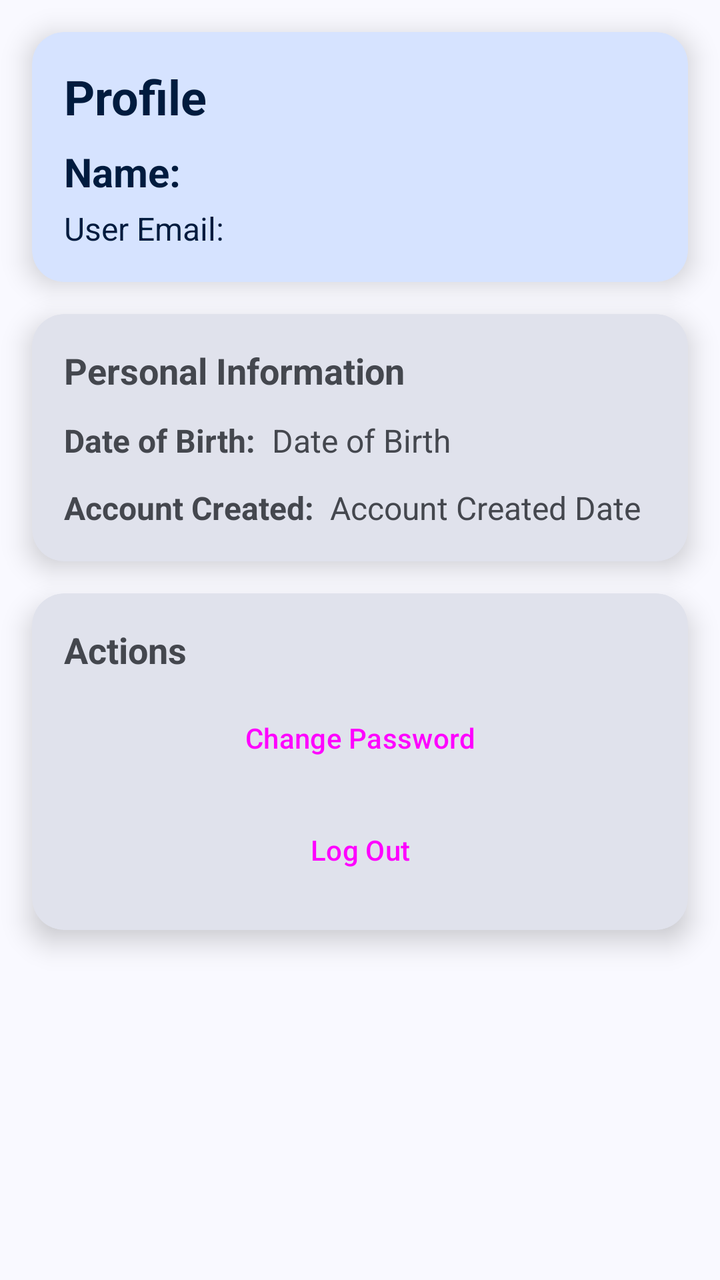
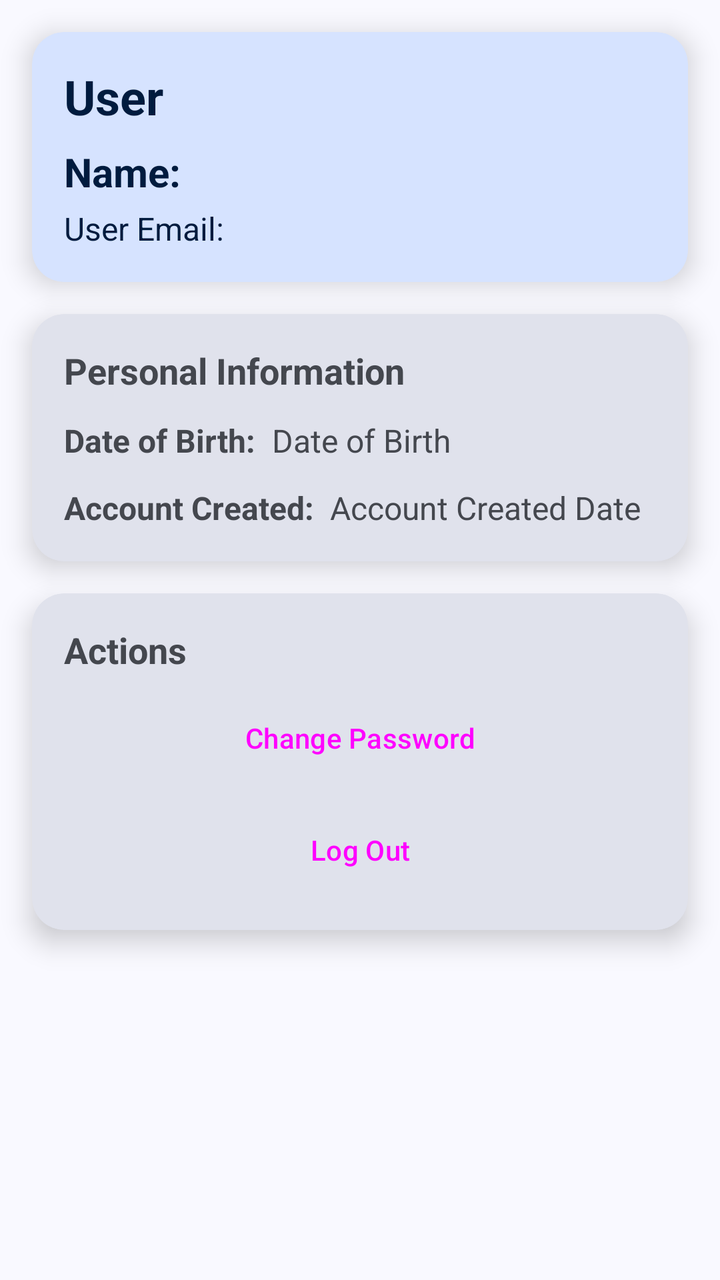

The first picture is an Android layout as it rendered before a commit; the second is the same layout after the commit. The layout source and the unified diff follow.
<!-- AndroidManifest.xml: application theme Theme.MobileHealthApplication -->
<!-- res/layout/fragment_userprofile.xml -->
<?xml version="1.0" encoding="utf-8"?>
<androidx.constraintlayout.widget.ConstraintLayout
    xmlns:android="http://schemas.android.com/apk/res/android"
    xmlns:app="http://schemas.android.com/apk/res-auto"
    android:layout_width="match_parent"
    android:layout_height="match_parent">

    
    <com.google.android.material.card.MaterialCardView
        android:id="@+id/profile_header_card"
        android:layout_width="0dp"
        android:layout_height="wrap_content"
        android:layout_margin="16dp"
        app:cardElevation="8dp"
        app:cardCornerRadius="16dp"
        app:cardBackgroundColor="?attr/colorPrimaryContainer"
        app:strokeWidth="0dp"
        app:layout_constraintTop_toTopOf="parent"
        app:layout_constraintStart_toStartOf="parent"
        app:layout_constraintEnd_toEndOf="parent">

        <LinearLayout
            android:layout_width="match_parent"
            android:layout_height="wrap_content"
            android:orientation="vertical"
            android:padding="16dp">

            <TextView
                android:layout_width="wrap_content"
                android:layout_height="wrap_content"
                android:text="@string/profile"
                android:textColor="?attr/colorOnPrimaryContainer"
                android:textSize="24sp"
                android:textStyle="bold" />

            <TextView
                android:id="@+id/profile_full_name"
                android:layout_width="wrap_content"
                android:layout_height="wrap_content"
                android:layout_marginTop="8dp"
                android:text="@string/user_full_name"
                android:textColor="?attr/colorOnPrimaryContainer"
                android:textSize="20sp"
                android:textStyle="bold" />

            <TextView
                android:id="@+id/profile_email"
                android:layout_width="wrap_content"
                android:layout_height="wrap_content"
                android:layout_marginTop="4dp"
                android:text="@string/user_email"
                android:textColor="?attr/colorOnPrimaryContainer"
                android:textSize="16sp" />
        </LinearLayout>
    </com.google.android.material.card.MaterialCardView>

    
    <com.google.android.material.card.MaterialCardView
        android:id="@+id/profile_details_card"
        android:layout_width="0dp"
        android:layout_height="wrap_content"
        android:layout_margin="16dp"
        app:cardElevation="8dp"
        app:cardCornerRadius="16dp"
        app:cardBackgroundColor="?attr/colorSurfaceVariant"
        app:strokeWidth="0dp"
        app:layout_constraintTop_toBottomOf="@id/profile_header_card"
        app:layout_constraintStart_toStartOf="parent"
        app:layout_constraintEnd_toEndOf="parent">

        <LinearLayout
            android:layout_width="match_parent"
            android:layout_height="wrap_content"
            android:orientation="vertical"
            android:padding="16dp">

            <TextView
                android:layout_width="wrap_content"
                android:layout_height="wrap_content"
                android:text="@string/personal_information"
                android:textColor="?attr/colorOnSurfaceVariant"
                android:textSize="18sp"
                android:textStyle="bold" />

            
            <LinearLayout
                android:layout_width="match_parent"
                android:layout_height="wrap_content"
                android:orientation="horizontal"
                android:layout_marginTop="12dp">

                <TextView
                    android:layout_width="wrap_content"
                    android:layout_height="wrap_content"
                    android:text="@string/date_of_birth"
                    android:textColor="?attr/colorOnSurfaceVariant"
                    android:textSize="16sp"
                    android:textStyle="bold" />

                <TextView
                    android:id="@+id/profile_date_of_birth"
                    android:layout_width="wrap_content"
                    android:layout_height="wrap_content"
                    android:layout_marginStart="8dp"
                    android:text="@string/user_dob"
                    android:textColor="?attr/colorOnSurfaceVariant"
                    android:textSize="16sp" />
            </LinearLayout>

            
            <LinearLayout
                android:layout_width="match_parent"
                android:layout_height="wrap_content"
                android:orientation="horizontal"
                android:layout_marginTop="12dp">

                <TextView
                    android:layout_width="wrap_content"
                    android:layout_height="wrap_content"
                    android:text="@string/account_created"
                    android:textColor="?attr/colorOnSurfaceVariant"
                    android:textSize="16sp"
                    android:textStyle="bold" />

                <TextView
                    android:id="@+id/profile_account_created"
                    android:layout_width="wrap_content"
                    android:layout_height="wrap_content"
                    android:layout_marginStart="8dp"
                    android:text="@string/account_creation_date"
                    android:textColor="?attr/colorOnSurfaceVariant"
                    android:textSize="16sp" />
            </LinearLayout>

            
            <LinearLayout
                android:id="@+id/debug_user_id_container"
                android:layout_width="match_parent"
                android:layout_height="wrap_content"
                android:orientation="horizontal"
                android:layout_marginTop="12dp"
                android:visibility="gone">

                <TextView
                    android:layout_width="wrap_content"
                    android:layout_height="wrap_content"
                    android:text="@string/user_id"
                    android:textColor="?attr/colorOnSurfaceVariant"
                    android:textSize="16sp"
                    android:textStyle="bold" />

                <TextView
                    android:id="@+id/profile_user_id"
                    android:layout_width="wrap_content"
                    android:layout_height="wrap_content"
                    android:layout_marginStart="8dp"
                    android:text="@string/user_uid"
                    android:textColor="?attr/colorOnSurfaceVariant"
                    android:textSize="16sp" />
            </LinearLayout>
        </LinearLayout>
    </com.google.android.material.card.MaterialCardView>

    
    <com.google.android.material.card.MaterialCardView
        android:id="@+id/profile_actions_card"
        android:layout_width="0dp"
        android:layout_height="wrap_content"
        android:layout_margin="16dp"
        app:cardElevation="8dp"
        app:cardCornerRadius="16dp"
        app:cardBackgroundColor="?attr/colorSurfaceVariant"
        app:strokeWidth="0dp"
        app:layout_constraintTop_toBottomOf="@id/profile_details_card"
        app:layout_constraintStart_toStartOf="parent"
        app:layout_constraintEnd_toEndOf="parent">

        <LinearLayout
            android:layout_width="match_parent"
            android:layout_height="wrap_content"
            android:orientation="vertical"
            android:padding="16dp">

            <TextView
                android:layout_width="wrap_content"
                android:layout_height="wrap_content"
                android:text="@string/actions"
                android:textColor="?attr/colorOnSurfaceVariant"
                android:textSize="18sp"
                android:textStyle="bold" />


            <Button
                android:id="@+id/btn_change_password"
                android:layout_width="match_parent"
                android:layout_height="wrap_content"
                android:layout_marginTop="8dp"
                android:text="@string/change_password"
                android:textAllCaps="false"
                style="@style/Widget.Material3.Button.OutlinedButton"/>

            <Button
                android:id="@+id/btn_logout"
                android:layout_width="match_parent"
                android:layout_height="wrap_content"
                android:layout_marginTop="8dp"
                android:text="@string/log_out"
                android:textAllCaps="false"
                style="@style/Widget.Material3.Button.OutlinedButton"/>
        </LinearLayout>
    </com.google.android.material.card.MaterialCardView>

    
    <com.google.android.material.switchmaterial.SwitchMaterial
        android:id="@+id/debug_mode_switch"
        android:layout_width="wrap_content"
        android:layout_height="wrap_content"
        android:text="@string/show_debug_info"
        android:layout_margin="16dp"
        android:visibility="gone"
        app:layout_constraintBottom_toBottomOf="parent"
        app:layout_constraintEnd_toEndOf="parent" />

</androidx.constraintlayout.widget.ConstraintLayout>
<!-- resources referenced by this layout -->
<resources>
  <string name="account_created">Account Created:</string>
  <string name="account_creation_date">Account Created Date</string>
  <string name="actions">Actions</string>
  <string name="change_password">Change Password</string>
  <string name="date_of_birth">Date of Birth:</string>
  <string name="log_out">Log Out</string>
  <string name="personal_information">Personal Information</string>
  <string name="profile">Profile</string>
  <string name="show_debug_info">Show Debug Info</string>
  <string name="user_dob">Date of Birth</string>
  <string name="user_email">User Email:</string>
  <string name="user_full_name">Name:</string>
  <string name="user_id">User Id:</string>
  <string name="user_uid">User Id:</string>
  <color name="md_theme_primary">#415F91</color>
  <color name="md_theme_onPrimary">#FFFFFF</color>
  <color name="md_theme_primaryContainer">#D6E3FF</color>
  <color name="md_theme_onPrimaryContainer">#001B3E</color>
  <color name="md_theme_primaryFixed">#D6E3FF</color>
  <color name="md_theme_onPrimaryFixed">#001B3E</color>
  <color name="md_theme_primaryFixedDim">#AAC7FF</color>
  <color name="md_theme_onPrimaryFixedVariant">#284777</color>
  <color name="black">#FF000000</color>
  <color name="md_theme_secondary">#565F71</color>
  <color name="md_theme_onSecondary">#FFFFFF</color>
  <color name="md_theme_secondaryContainer">#DAE2F9</color>
  <color name="md_theme_onSecondaryContainer">#131C2B</color>
  <color name="md_theme_secondaryFixed">#DAE2F9</color>
  <color name="md_theme_onSecondaryFixed">#131C2B</color>
  <color name="md_theme_secondaryFixedDim">#BEC6DC</color>
  <color name="md_theme_onSecondaryFixedVariant">#3E4759</color>
  <color name="md_theme_tertiary">#705575</color>
  <color name="md_theme_onTertiary">#FFFFFF</color>
  <color name="md_theme_tertiaryContainer">#FAD8FD</color>
  <color name="md_theme_onTertiaryContainer">#28132E</color>
  <color name="md_theme_tertiaryFixed">#FAD8FD</color>
  <color name="md_theme_onTertiaryFixed">#28132E</color>
  <color name="md_theme_tertiaryFixedDim">#DDBCE0</color>
  <color name="md_theme_onTertiaryFixedVariant">#573E5C</color>
  <color name="md_theme_error">#BA1A1A</color>
  <color name="md_theme_onError">#FFFFFF</color>
  <color name="md_theme_errorContainer">#FFDAD6</color>
  <color name="md_theme_onErrorContainer">#410002</color>
  <style name="ThemeOverlay.App.BottomSheetDialog" parent="ThemeOverlay.Material3.BottomSheetDialog">
          <item name="android:navigationBarColor">@color/md_theme_background</item>
      </style>
  <color name="md_theme_background">#F9F9FF</color>
  <color name="md_theme_onBackground">#191C20</color>
  <color name="md_theme_surface">#F9F9FF</color>
  <color name="md_theme_onSurface">#191C20</color>
  <color name="md_theme_surfaceVariant">#E0E2EC</color>
  <color name="md_theme_onSurfaceVariant">#44474E</color>
  <color name="md_theme_surfaceContainerLowest">#FFFFFF</color>
  <color name="md_theme_surfaceContainerLow">#F3F3FA</color>
  <color name="md_theme_surfaceContainer">#EDEDF4</color>
  <color name="md_theme_surfaceContainerHigh">#E7E8EE</color>
  <color name="md_theme_surfaceContainerHighest">#E2E2E9</color>
  <color name="md_theme_outline">#74777F</color>
  <color name="md_theme_outlineVariant">#C4C6D0</color>
  <color name="md_theme_surfaceBright">#F9F9FF</color>
  <color name="md_theme_surfaceDim">#D9D9E0</color>
  <style name="Widget.App.Snackbar" parent="Widget.Material3.Snackbar">
          <item name="backgroundTint">?attr/colorSurface</item>
      </style>
  <style name="Widget.App.Snackbar.TextView" parent="Widget.Material3.Snackbar.TextView">
          <item name="android:textColor">?attr/colorOnSurface</item>
      </style>
  <style name="Widget.App.BottomNavigation.ActiveIndicator" parent="Widget.Material3.BottomNavigationView.ActiveIndicator">
          <item name="android:color">?attr/colorSecondaryContainer</item>
      </style>
  <!-- unchanged entries left out for length: 6 -->
</resources>

<!-- the commit's change to res/layout/fragment_userprofile.xml (unified diff, before → after) -->
@@ -28,7 +28,7 @@
             <TextView
                 android:layout_width="wrap_content"
                 android:layout_height="wrap_content"
-                android:text="@string/profile"
+                android:text="@string/user"
                 android:textColor="?attr/colorOnPrimaryContainer"
                 android:textSize="24sp"
                 android:textStyle="bold" />
<!-- resource entries referenced after the edit -->
@@ -7,8 +7,8 @@
   <string name="date_of_birth">Date of Birth:</string>
   <string name="log_out">Log Out</string>
   <string name="personal_information">Personal Information</string>
-  <string name="profile">Profile</string>
   <string name="show_debug_info">Show Debug Info</string>
+  <string name="user">User</string>
   <string name="user_dob">Date of Birth</string>
   <string name="user_email">User Email:</string>
   <string name="user_full_name">Name:</string>
